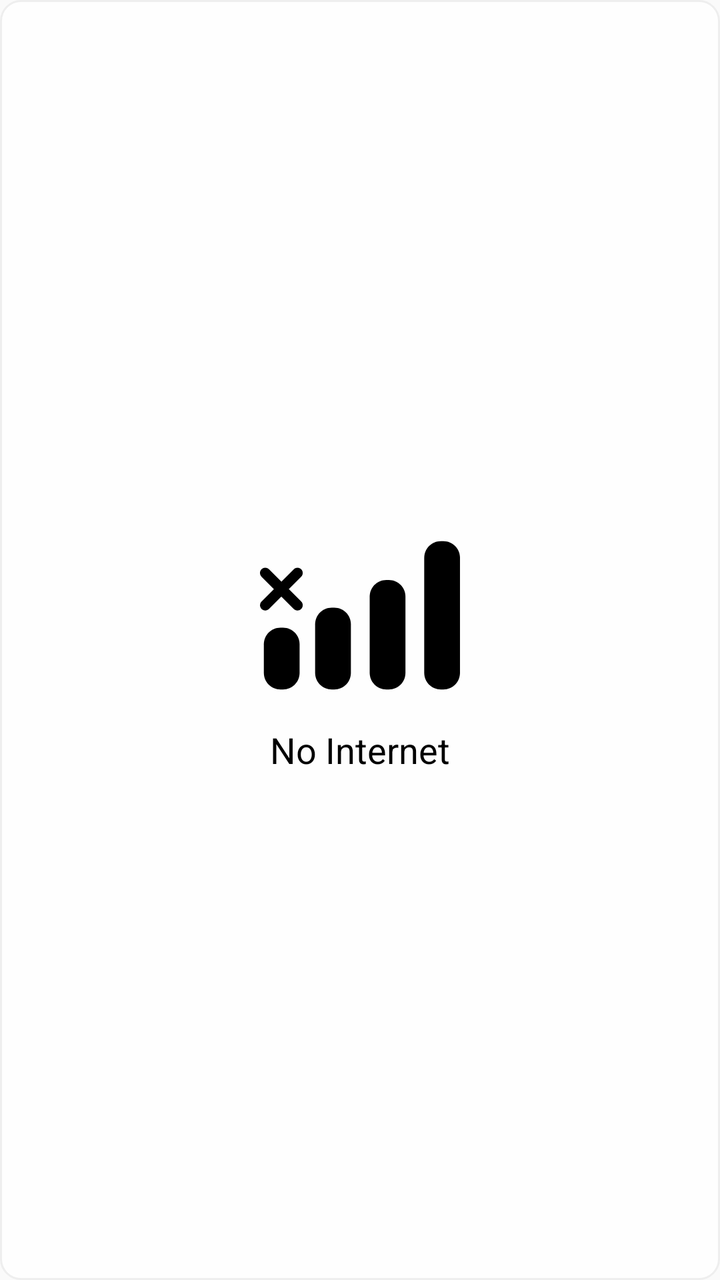
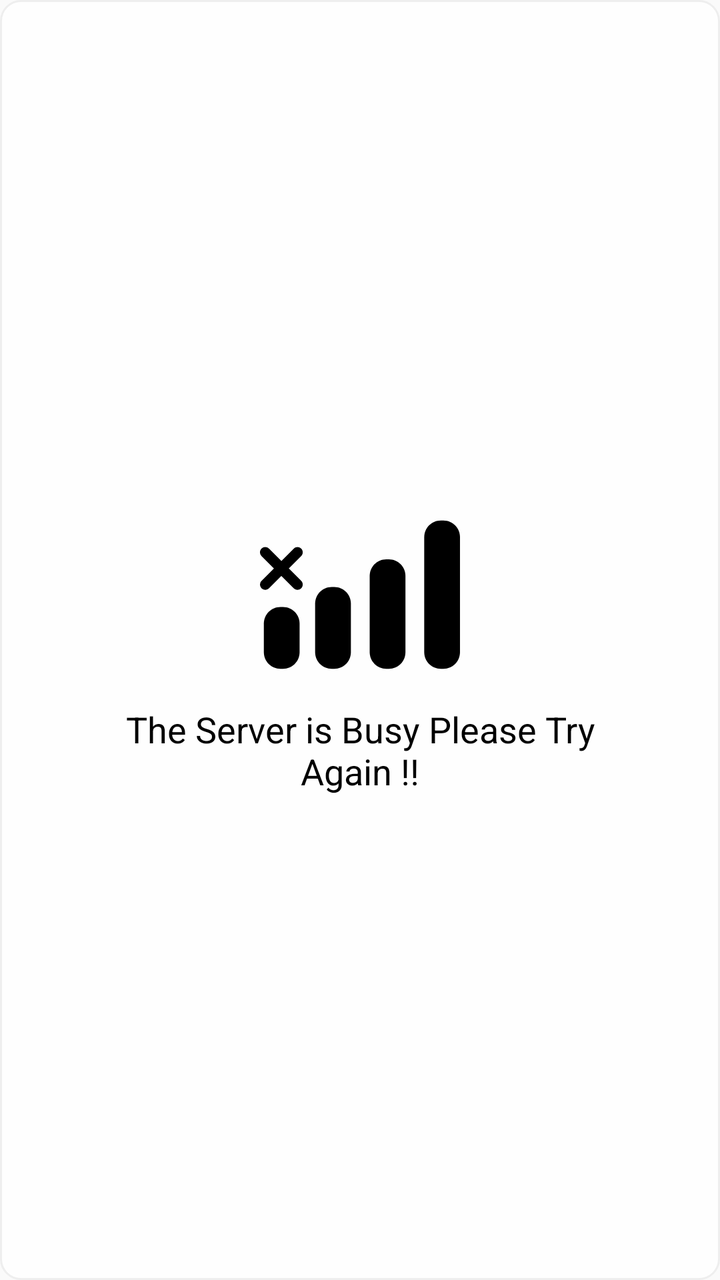

Compare the two renders of this Android layout. The source of the first and the diff that turns it into the second are given below.
<!-- AndroidManifest.xml: application theme AppTheme.NoActionBar -->
<!-- res/layout/no_internet_toast.xml -->
<?xml version="1.0" encoding="utf-8"?>
<LinearLayout
    xmlns:android="http://schemas.android.com/apk/res/android"
    android:layout_width="260dp"
    android:layout_height="230dp"
    android:padding="60dp"
    android:paddingTop="30dp"
    android:paddingBottom="30dp"
    android:layout_gravity="center"
    android:orientation="vertical"
    android:gravity="center"
    android:id="@+id/toast_container"
    android:background="@drawable/no_internet_toast">

    <ImageView
        android:layout_height="100dp"
        android:layout_width="fill_parent"
        android:src="@drawable/ic_no_internet_connection"
        android:layout_margin="5dip"
        android:id="@+id/imageView1">
    </ImageView>

    <TextView
        android:id="@+id/textView2"
        android:layout_height="wrap_content"
        android:layout_width="fill_parent"
        android:text="No Internet"
        android:gravity="center"
        android:textSize="18sp"
        android:textColor="@android:color/black">
    </TextView>

</LinearLayout>
<!-- resources referenced by this layout -->
<resources>
  <!-- drawable ic_no_internet_connection (drawable) -->
  <vector android:height="24dp" android:viewportHeight="499.943"
      android:viewportWidth="499.943" android:width="24dp" xmlns:android="http://schemas.android.com/apk/res/android">
      <path android:fillColor="#FF000000" android:pathData="M179.4,230.9c-23,0 -41.6,18.6 -41.6,41.6V393.9c0,23 18.6,41.6 41.6,41.6h6.2c23,0 41.6,-18.6 41.6,-41.6V272.5c0,-23 -18.6,-41.6 -41.6,-41.6H179.4L179.4,230.9z"/>
      <path android:fillColor="#FF000000" android:pathData="M315.8,435.5h6.2c23,0 41.6,-18.6 41.6,-41.6V203.2c0,-23 -18.6,-41.6 -41.6,-41.6h-6.2c-23,0 -41.6,18.6 -41.6,41.6V393.9C274.2,416.8 292.8,435.5 315.8,435.5z"/>
      <path android:fillColor="#FF000000" android:pathData="M458.3,64.5h-6.2c-23,0 -41.6,18.6 -41.6,41.6v287.8c0,23 18.6,41.6 41.6,41.6h6.2c23,0 41.6,-18.6 41.6,-41.6V106.1C499.9,83.1 481.3,64.5 458.3,64.5z"/>
      <path android:fillColor="#FF000000" android:pathData="M99,393.9v-71.7c0,-23 -18.6,-41.6 -41.6,-41.6h-6.2c-23,0 -41.6,18.6 -41.6,41.6v71.7c0,23 18.6,41.6 41.6,41.6h6.2C80.4,435.5 99,416.8 99,393.9z"/>
      <path android:fillColor="#FF000000" android:pathData="M22.4,234l31,-31l31,31c5.1,5.1 13.5,5.1 18.6,0c5.1,-5.1 5.1,-13.5 0,-18.6l-31,-31l31,-31c5.1,-5.1 5.1,-13.5 0,-18.6s-13.5,-5.1 -18.6,0l-31,31L22.4,134.8c-5.1,-5.1 -13.5,-5.1 -18.6,0c-5.1,5.1 -5.1,13.4 0,18.6l31,31L3.9,215.4c-5.1,5.1 -5.1,13.5 0,18.6C9,239.1 17.3,239.1 22.4,234z"/>
  </vector>
  <!-- drawable no_internet_toast (drawable) -->
  <?xml version="1.0" encoding="utf-8"?>
  <shape xmlns:android="http://schemas.android.com/apk/res/android">
      <solid android:color="#BFFFFFFF"/>
      <corners android:radius="10dp"/>
      <stroke android:color="#EEE" android:width="1dp" />
  </shape>
  <style name="AppTheme.NoActionBar">
          <item name="windowActionBar">false</item>
          <item name="windowNoTitle">true</item>
      </style>
</resources>

<!-- the commit's change to res/layout/no_internet_toast.xml (unified diff, before → after) -->
@@ -24,7 +24,7 @@
         android:id="@+id/textView2"
         android:layout_height="wrap_content"
         android:layout_width="fill_parent"
-        android:text="No Internet"
+        android:text="The Server is Busy Please Try Again !!"
         android:gravity="center"
         android:textSize="18sp"
         android:textColor="@android:color/black">
